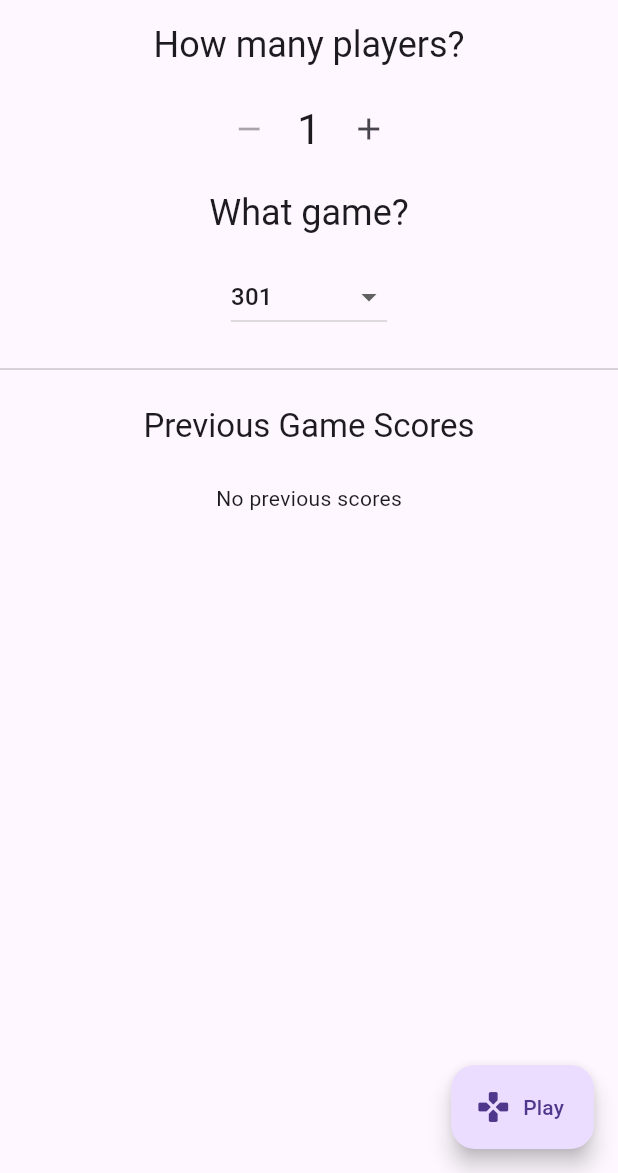
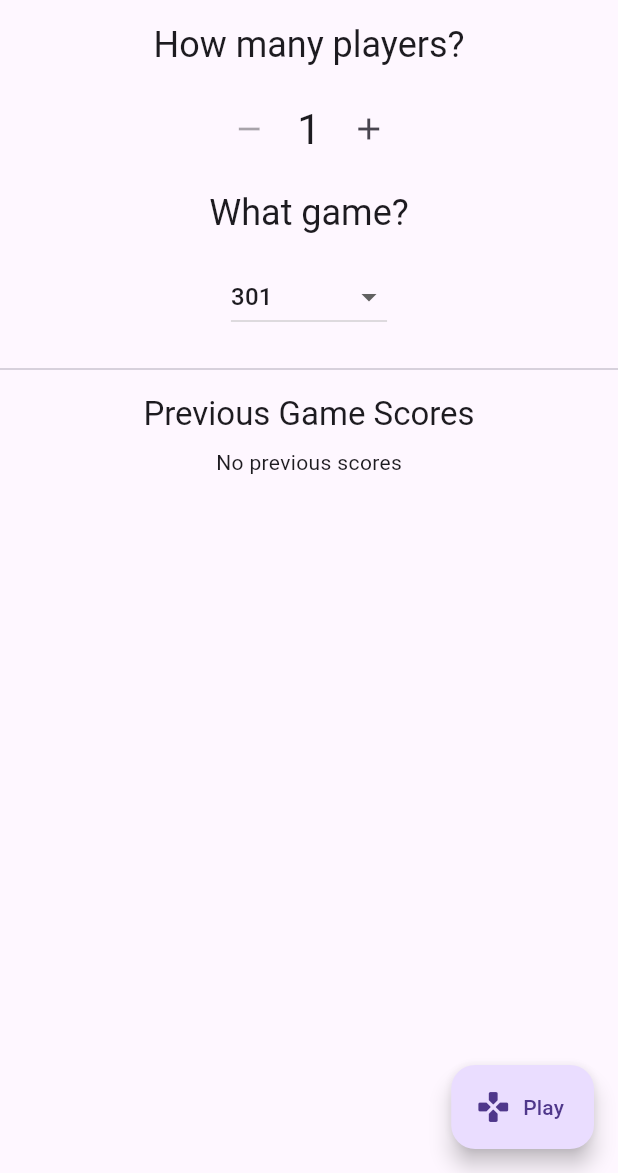
Before and after one commit to ricardoboss/bullseye, a Flutter app: the screen it shows after launch, on a phone screen of 412 x 824 dp, the part 63-1236 px from its top. Run offline on Flutter 3.47's test engine with Material 3 defaults, Android fonts, the phone set to English and light mode, and no system bars; our stand-ins replace numberpicker.

Commit message:
Fix issue with many scores on home page

```diff
--- a/lib/app.dart
+++ b/lib/app.dart
@@ -34,7 +34,6 @@ class _HomeState extends State<Home> {
     return Scaffold(
       appBar: AppBar(title: const Text('Bullseye')),
       body: Column(
-        mainAxisSize: MainAxisSize.min,
         spacing: 16,
         children: [
           Text(
@@ -86,14 +85,26 @@ class _HomeState extends State<Home> {
               }
             },
           ),
-          Divider(),
-          Text('Previous Game Scores', style: TextTheme.of(context).titleLarge),
-          Padding(
-            padding: const EdgeInsets.all(8.0),
-            child:
-                widget.scores != null
-                    ? ScoresTable(scores: widget.scores!)
-                    : Text('No previous scores'),
+          Expanded(
+            child: Column(
+              spacing: 8,
+              children: [
+                Divider(),
+                Text(
+                  'Previous Game Scores',
+                  style: TextTheme.of(context).titleLarge,
+                ),
+                Expanded(
+                  child: SingleChildScrollView(
+                    padding: EdgeInsets.only(left: 8, right: 8, bottom: 100),
+                    child:
+                        widget.scores != null
+                            ? ScoresTable(scores: widget.scores!)
+                            : Text('No previous scores'),
+                  ),
+                ),
+              ],
+            ),
           ),
         ],
       ),
```
